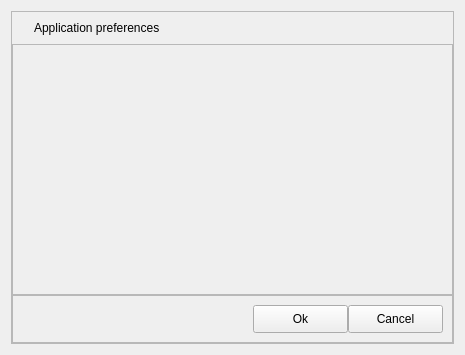
Michal-D4/fileo, file src/widgets/pref.ui: the form before one commit.
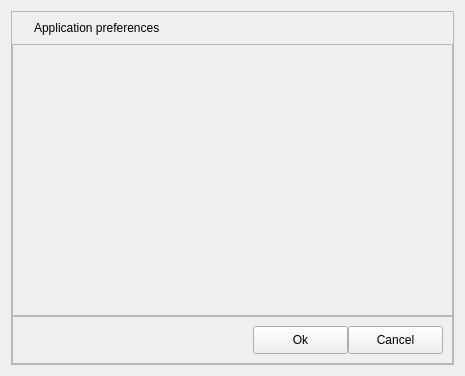
The form after the commit.

Patch:
```diff
--- a/src/widgets/pref.ui
+++ b/src/widgets/pref.ui
@@ -7,7 +7,7 @@
     <x>0</x>
     <y>0</y>
     <width>465</width>
-    <height>355</height>
+    <height>376</height>
    </rect>
   </property>
   <property name="windowTitle">
```
